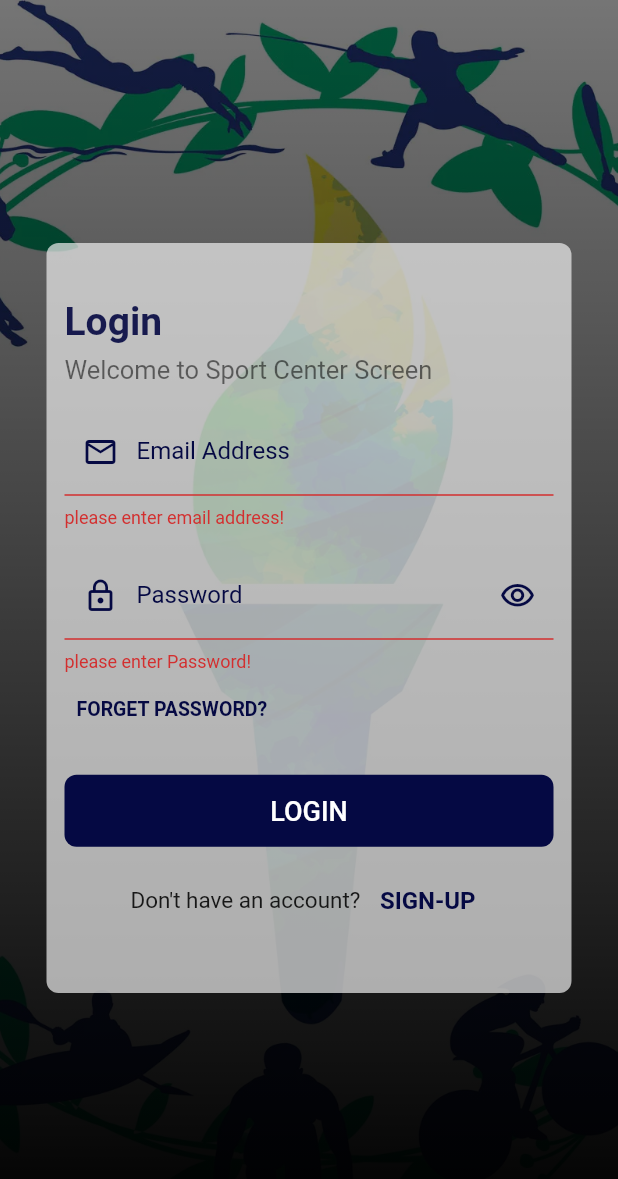
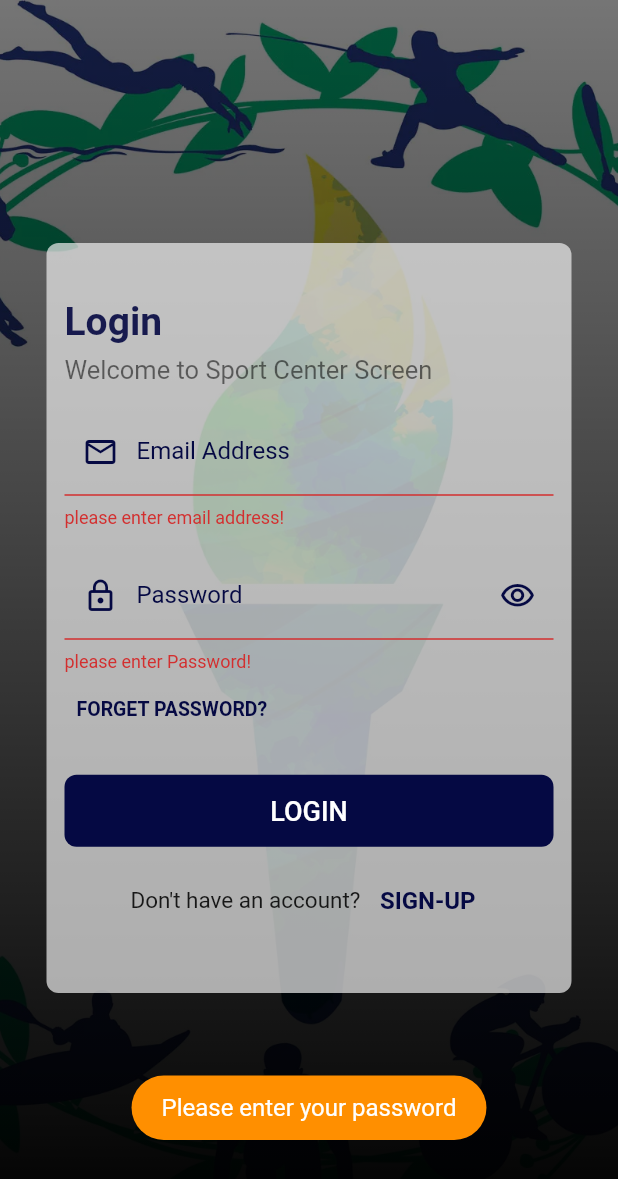
Before and after one commit to MoHourani01/SportCenterPorject, a Flutter app: the screen it shows after launch, after a tap on "LOGIN", on a phone screen of 412 x 824 dp. Shown: the top 1179 px of the screen. Run offline on Flutter 3.47's test engine with Material 2 defaults, Android fonts, the phone set to English and light mode, and no system bars; our stand-ins replace bloc, carousel_slider, cloud_firestore, conditional_builder_null_safety, curved_navigation_bar, dio and 8 more; accounts and stored records are empty.

Commit message:
login, signup Firebase done

```diff
--- a/sport_center_project/lib/main.dart
+++ b/sport_center_project/lib/main.dart
@@ -14,7 +14,7 @@ import 'Screens/onBoarding_Screen/onBoarding.dart';
 void main() async{
   WidgetsFlutterBinding.ensureInitialized();
   await Firebase.initializeApp();
-  DioHelper.init();
+  await DioHelper.init();
   runApp(MyApp());
 }
 
--- a/sport_center_project/lib/models/login_model.dart
+++ b/sport_center_project/lib/models/login_model.dart
@@ -1,6 +1,7 @@
 class UserModel{
   String? name;
   String? email;
+  String? password;
   String? phone;
   String? uId;
   String? image;
@@ -9,6 +10,7 @@ class UserModel{
   UserModel({
     this.name,
     this.email,
+    this.password,
     this.phone,
     this.uId,
     this.image,
@@ -18,6 +20,7 @@ class UserModel{
   UserModel.fromJson(Map<String, dynamic> json){
     name=json['name'];
     email=json['email'];
+    password=json['password'];
     phone=json['phone'];
     uId=json['uId'];
     image=json['image'];
@@ -28,6 +31,7 @@ class UserModel{
     return {
       'name':name,
       'email':email,
+      'password':password,
       'phone':phone,
       'uId':uId,
       'image':image,
--- a/sport_center_project/lib/registration/login/login_cubit/login_states.dart
+++ b/sport_center_project/lib/registration/login/login_cubit/login_states.dart
@@ -4,7 +4,10 @@ class InitialLoginStates extends LoginStates{}
 
 class GetUserLoadingState extends LoginStates{}
 
-class GetUserSuccessState extends LoginStates{}
+class GetUserSuccessState extends LoginStates{
+  final String uId;
+  GetUserSuccessState(this.uId);
+}
 
 class GetUserErrorState extends LoginStates{
   final String error;
--- a/sport_center_project/lib/registration/login/login_screen.dart
+++ b/sport_center_project/lib/registration/login/login_screen.dart
@@ -1,12 +1,14 @@
 import 'package:conditional_builder_null_safety/conditional_builder_null_safety.dart';
 import 'package:flutter/material.dart';
 import 'package:flutter_bloc/flutter_bloc.dart';
+import 'package:fluttertoast/fluttertoast.dart';
 import 'package:sport_center_project/Screens/MainNavBar/main_navigation_bar.dart';
 import 'package:sport_center_project/registration/login/login_cubit/login_cubit.dart';
 import 'package:sport_center_project/registration/login/login_cubit/login_states.dart';
 import 'package:sport_center_project/registration/register/register_cubit/register_states.dart';
 import 'package:sport_center_project/registration/register/register_screen.dart';
 import 'package:sport_center_project/shared/component/component.dart';
+import 'package:sport_center_project/shared/network/local/cache_helper.dart';
 
 
 class LoginScreen extends StatelessWidget {
@@ -160,9 +162,24 @@ class LoginScreen extends StatelessWidget {
                                         function: () {
                                           // validateAndSubmit(context);
                                           if (formKey.currentState!.validate()){
-                                            model.userLogin(email: emailController.text, password: passwordController.text);
+                                            LoginCubit.get(context).userLogin(
+                                                email: emailController.text, password: passwordController.text);
+                                            showToast(text: 'Login Success', state: ToastStates.Success);
+                                            navigators.navigateTo(context, MainNavigationBar());
                                           }
-                                          //navigators.navigateTo(context, MainNavigationBar());
+                                          else if(passwordController.text==''){
+                                            showToast(text: 'Please enter your password', state: ToastStates.Warning);
+                                          }
+                                          else if(emailController.text==''){
+                                            showToast(text: 'Please enter your email address', state: ToastStates.Warning);
+                                          }
+                                          else{
+                                            showToast(text: 'Login Failed', state: ToastStates.Error);
+                                          }
+                                          // else{
+                                          //   Fluttertoast.showToast(msg: 'Login failed');
+                                          // }
+                                          // navigators.navigateTo(context, MainNavigationBar());
                                         },
                                         text: 'LOGIN',
                                         radius: 8.0,
@@ -209,7 +226,22 @@ class LoginScreen extends StatelessWidget {
               ),
             );
           },
-          listener: (context,state){}
+          listener: (context,state){
+            // if (state is GetUserErrorState) {
+            //   showToast(
+            //     text: state.error,
+            //     state: ToastStates.Error,
+            //   );
+            // }
+            // if (state is GetUserSuccessState){
+            //   CacheHelper.saveData(
+            //       key: 'uId',
+            //       value: state.uId
+            //   ).then((value) {
+            //     navigators.navigateTo(context, MainNavigationBar());
+            //   });
+            // }
+          }
       ),
     );
   }
--- a/sport_center_project/lib/shared/component/component.dart
+++ b/sport_center_project/lib/shared/component/component.dart
@@ -1,4 +1,5 @@
 import 'package:flutter/material.dart';
+import 'package:fluttertoast/fluttertoast.dart';
 
 Widget defaultLoginFormField({
   required TextEditingController controller,
@@ -155,3 +156,32 @@ class Navigators {
 }
 
 Navigators navigators = Navigators();
+
+void showToast({required String text,required ToastStates state})=>Fluttertoast.showToast(
+    msg: text,
+    toastLength: Toast.LENGTH_LONG,
+    gravity: ToastGravity.BOTTOM,
+    timeInSecForIosWeb: 5,
+    backgroundColor: chooseToastColor(state),
+    textColor: Colors.white,
+    fontSize: 16.0
+);
+
+enum ToastStates{Success, Error, Warning}
+
+Color? chooseToastColor(ToastStates state){
+  Color color;
+  switch (state)
+  {
+    case ToastStates.Success:
+      color=Colors.green;
+      break;
+    case ToastStates.Error:
+      color= Colors.red;
+      break;
+    case ToastStates.Warning:
+      color= Colors.amber.shade800;
+      break;
+  }
+  return color;
+}
--- a/sport_center_project/pubspec.yaml
+++ b/sport_center_project/pubspec.yaml
@@ -42,7 +42,7 @@ dependencies:
   bloc:
   flutter_bloc:
   dio:
-  shared_preferences:
+  shared_preferences: ^2.0.8
   curved_navigation_bar:
   carousel_slider: ^4.2.1
   smooth_page_indicator:
```
Also changed, not shown: sport_center_project/lib/registration/login/login_cubit/login_cubit.dart (+24 -24 lines), sport_center_project/lib/registration/register/register_screen.dart (+36 -11 lines).
